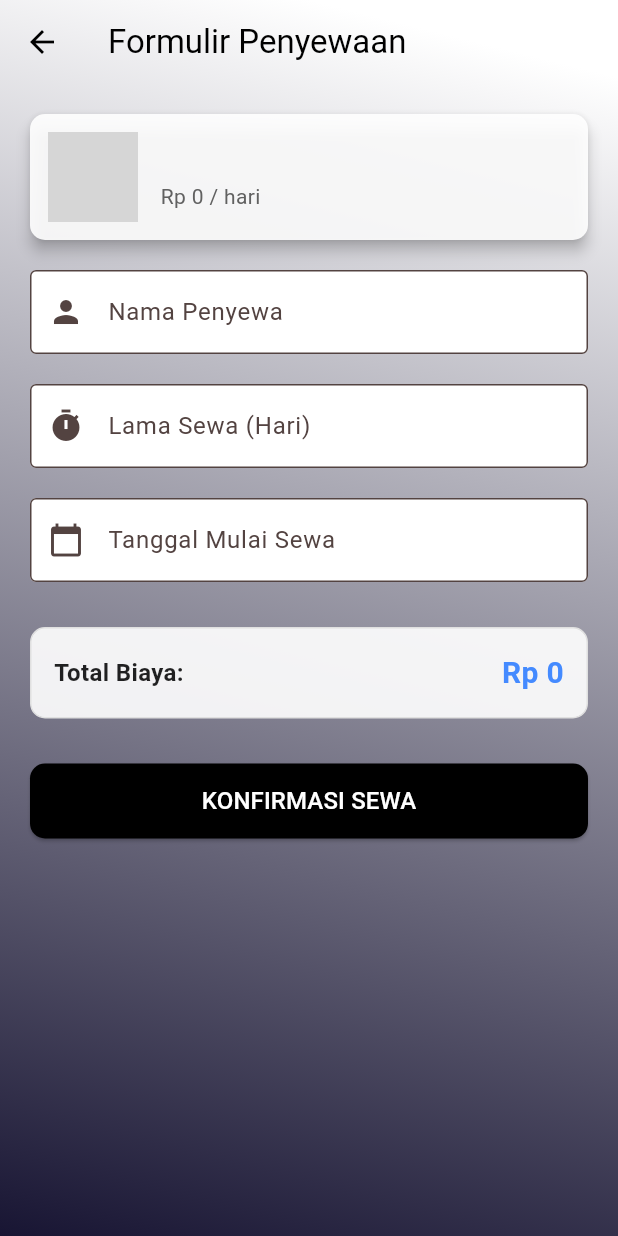
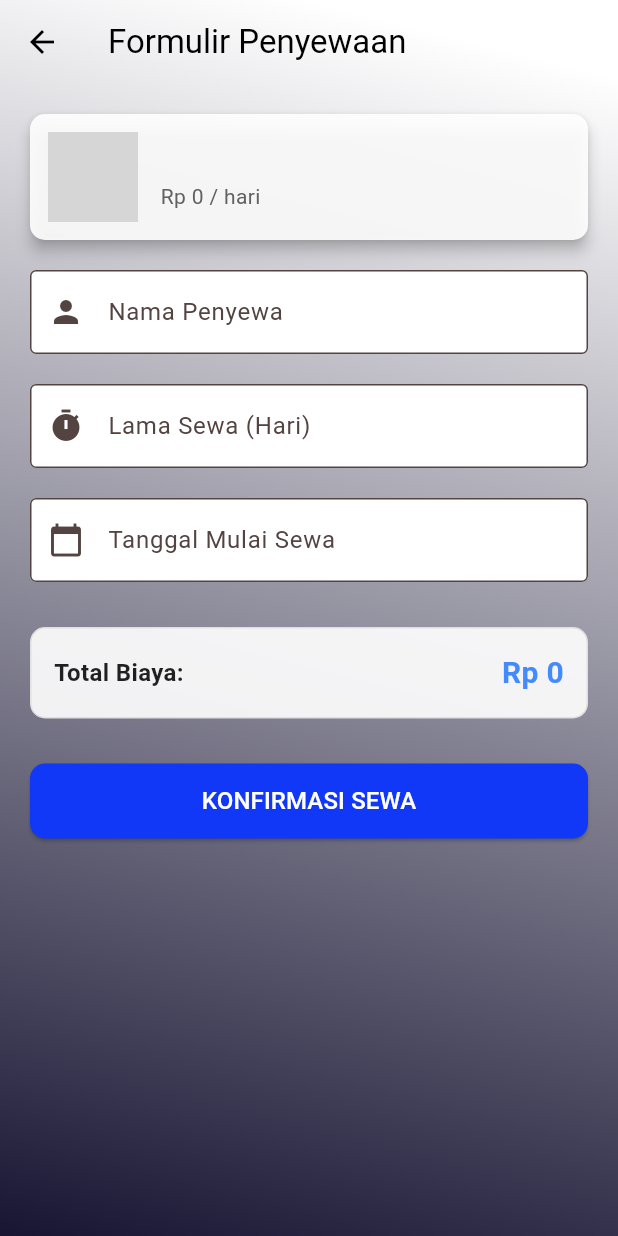
Before and after one commit to riooctavianm25/riooctavianm25-utspam_C3_B_0037., a Flutter app: the FormSewaScreen screen opened directly with empty values, on a phone screen of 412 x 824 dp. Run offline on Flutter 3.47's test engine with Material 3 defaults, Android fonts, the phone set to English and light mode, and no system bars; our stand-ins replace sqflite; accounts and stored records are empty; grey boxes are pictures that could not be loaded.

Commit message:
update rent form

```diff
--- a/lib/page/home/car/rentForm_Screen.dart
+++ b/lib/page/home/car/rentForm_Screen.dart
@@ -265,7 +265,7 @@ class _FormSewaScreenState extends State<FormSewaScreen> {
                       height: 50,
                       child: ElevatedButton(
                         style: ElevatedButton.styleFrom(
-                          backgroundColor: Colors.black,
+                          backgroundColor: const Color.fromARGB(255, 18, 56, 247),
                           foregroundColor: Colors.white,
                           shape: RoundedRectangleBorder(borderRadius: BorderRadius.circular(10)),
                         ),
```
